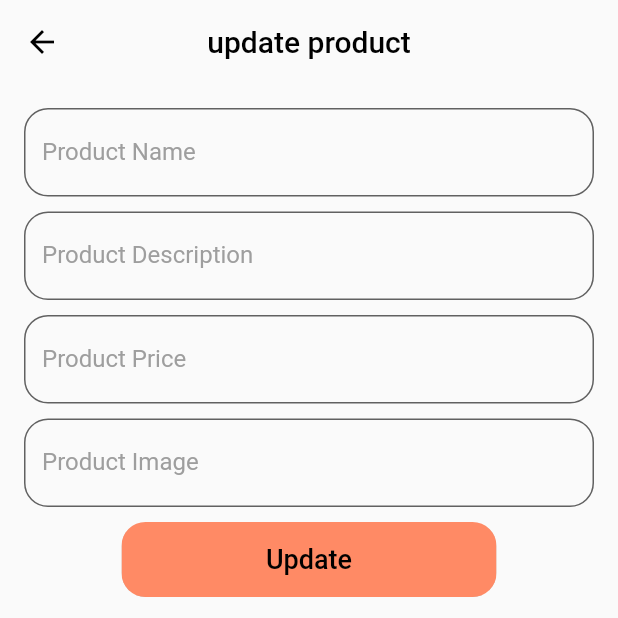
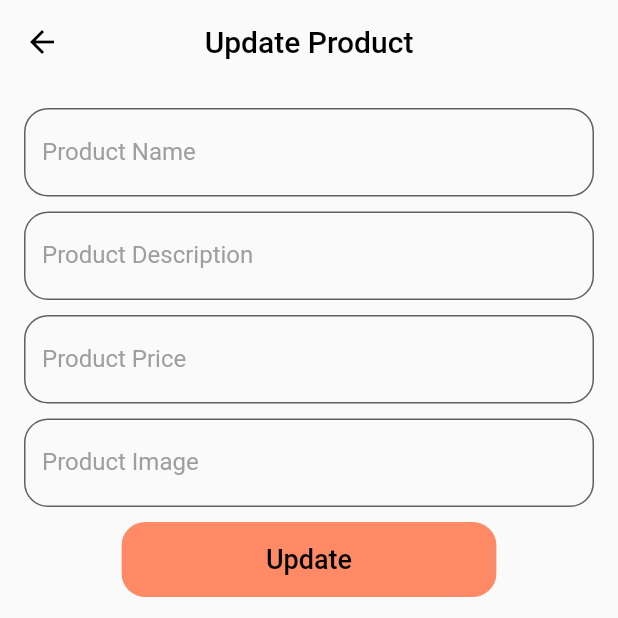
Before and after one commit to YomnaOthmann/Store-App, a Flutter app: the UpdateProductScreen screen opened by its route, on a phone screen of 412 x 824 dp, the top half of it. Run offline on Flutter 3.47's test engine with Material 2 defaults, Android fonts, the phone set to English and light mode, and no system bars; our stand-ins replace font_awesome_flutter; network calls fail.

Commit message:
update screen added

```diff
--- a/lib/main.dart
+++ b/lib/main.dart
@@ -16,7 +16,7 @@ class StoreApp extends StatelessWidget {
     return MaterialApp(
       routes: {
         Routes.home: (context) => const HomeScreen(),
-        Routes.updateProduct: (context) => const UpdateProductScreen(),
+        Routes.updateProduct: (context) => UpdateProductScreen(),
       },
       debugShowCheckedModeBanner: false,
       theme: ThemeData(
--- a/lib/view/screens/update_product_screen.dart
+++ b/lib/view/screens/update_product_screen.dart
@@ -3,39 +3,60 @@ import 'package:store_app/view/widgets/custom_button.dart';
 import 'package:store_app/view/widgets/custom_text_field.dart';
 
 class UpdateProductScreen extends StatelessWidget {
-  const UpdateProductScreen({super.key});
-
+  UpdateProductScreen({
+    super.key,
+    this.productName,
+    this.image,
+    this.description,
+    this.price,
+  });
+  String? productName, image, description;
+  int? price;
   @override
   Widget build(BuildContext context) {
     return Scaffold(
       appBar: AppBar(
-        title: Text("update product"),
+        title: const Text("Update Product"),
         backgroundColor: Colors.transparent,
       ),
       body: Padding(
         padding: const EdgeInsets.all(16.0),
+        child: SingleChildScrollView(
           child: Column(
             children: [
-            const CustomTextField(
+              CustomTextField(
                 label: "Product Name",
+                onChanged: (value) {
+                  productName = value;
+                },
               ),
               const SizedBox(
                 height: 10,
               ),
-            const CustomTextField(
+              CustomTextField(
                 label: "Product Description",
+                onChanged: (value) {
+                  description = value;
+                },
               ),
               const SizedBox(
                 height: 10,
               ),
-            const CustomTextField(
+              CustomTextField(
                 label: "Product Price",
+                onChanged: (value) {
+                  price = int.parse(value);
+                },
+                type: TextInputType.number,
               ),
               const SizedBox(
                 height: 10,
               ),
-            const CustomTextField(
+              CustomTextField(
                 label: "Product Image",
+                onChanged: (value) {
+                  image = value;
+                },
               ),
               const SizedBox(
                 height: 10,
@@ -47,6 +68,7 @@ class UpdateProductScreen extends StatelessWidget {
             ],
           ),
         ),
+      ),
     );
   }
 }
--- a/lib/view/widgets/custom_text_field.dart
+++ b/lib/view/widgets/custom_text_field.dart
@@ -6,6 +6,7 @@ class CustomTextField extends StatelessWidget {
       required this.label,
       this.validate,
       this.type,
+      this.onChanged,
       this.isPass,
       this.controller});
   final String label;
@@ -13,6 +14,7 @@ class CustomTextField extends StatelessWidget {
   final TextEditingController? controller;
   final TextInputType? type;
   final bool? isPass;
+  final Function(String)? onChanged;
 
   @override
   Widget build(BuildContext context) {
@@ -21,6 +23,7 @@ class CustomTextField extends StatelessWidget {
       keyboardType: type,
       controller: controller,
       validator: validate,
+      onChanged: onChanged,
       decoration: InputDecoration(
         labelText: label,
         labelStyle: const TextStyle(
```
Lines whose indentation alone changed are shown as unchanged.
